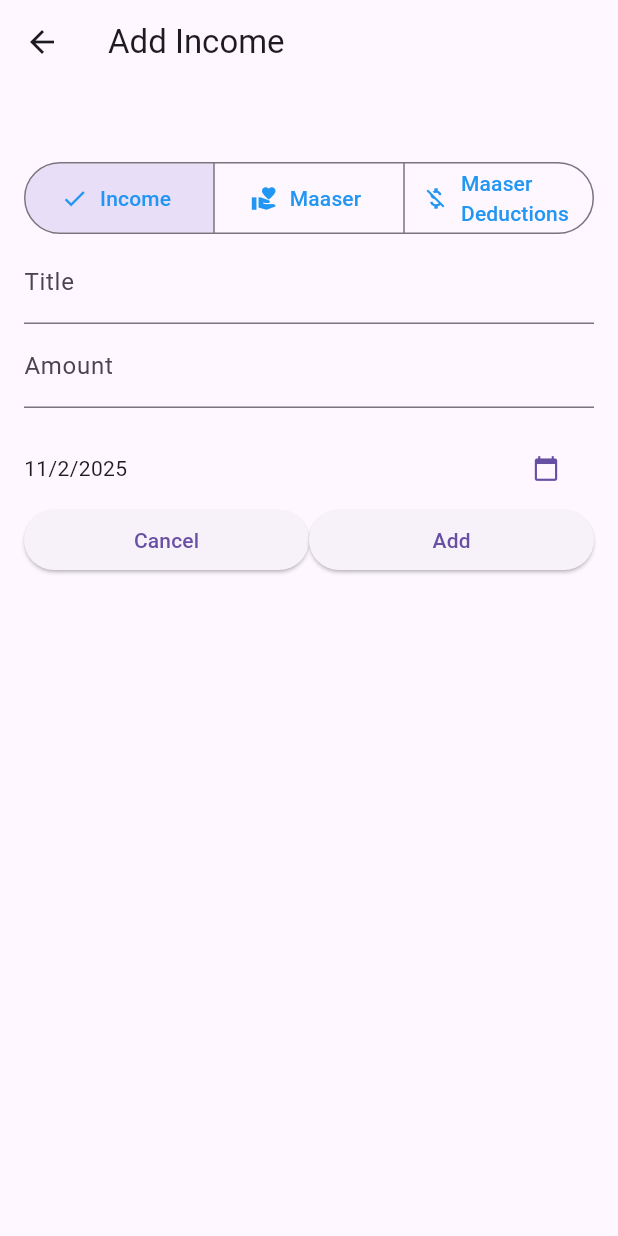
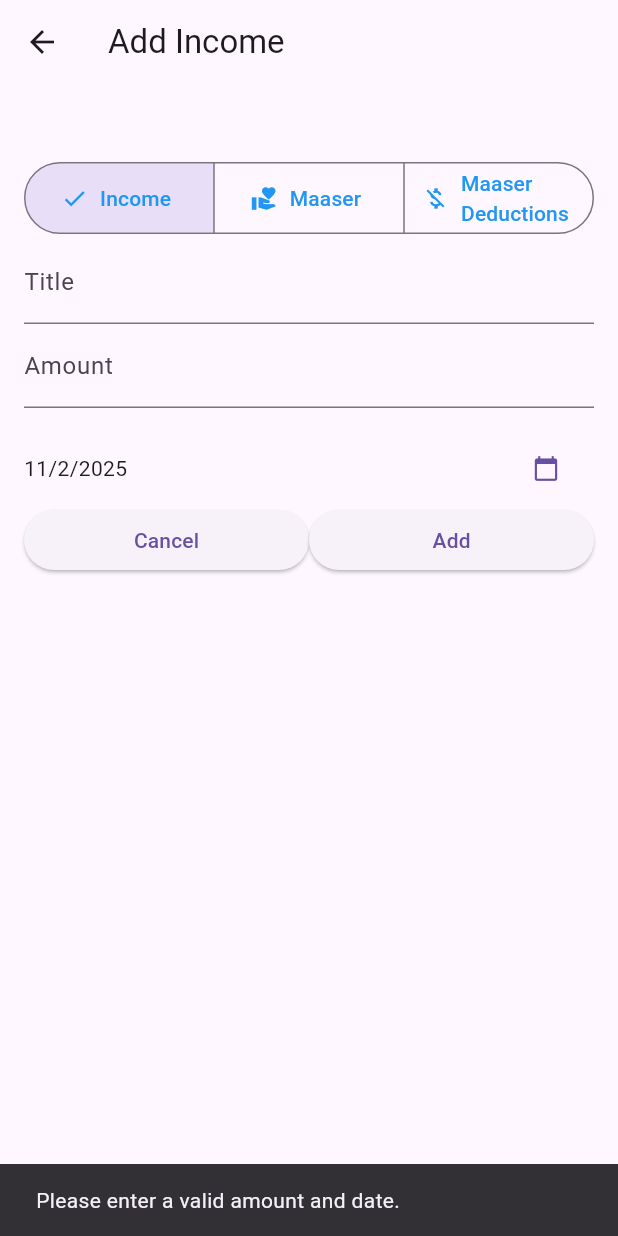
Before and after one commit to FinityS/MaaserTracker, a Flutter app: the NewCashFlow screen opened directly with empty values, after a tap on "Add", on a phone screen of 412 x 824 dp. Run offline on Flutter 3.47's test engine with Material 3 defaults, Android fonts, the phone set to English and light mode, and no system bars; our stand-ins replace cloud_firestore, firebase_auth, firebase_core; missing offline and left inert: firebase_ui_auth, kosher_dart; accounts and stored records are empty; network calls fail.

Commit message:
Show SnackBar on invalid cash flow input

```diff
--- a/lib/widgets/new_cash_flow.dart
+++ b/lib/widgets/new_cash_flow.dart
@@ -81,7 +81,11 @@ class _NewCashFlowState extends State<NewCashFlow> {
     final enteredAmount = double.tryParse(_amountController.text);
     final amountIsValid = enteredAmount != null && enteredAmount > 0;
     if (!amountIsValid || _selectedDate == null) {
-      // Show error
+      ScaffoldMessenger.of(context).showSnackBar(
+        const SnackBar(
+          content: Text('Please enter a valid amount and date.'),
+        ),
+      );
       return;
     }
 
```
